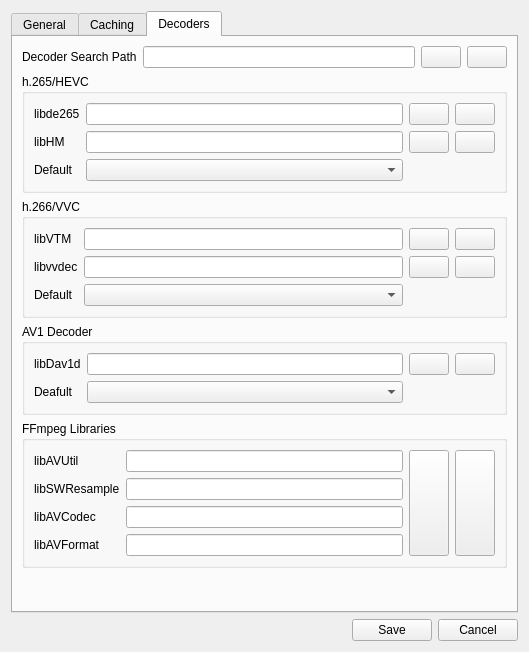
Before: the Qt Designer form YUViewLib/ui/settingsDialog.ui in IENT/YUView, drawn with Qt 5.
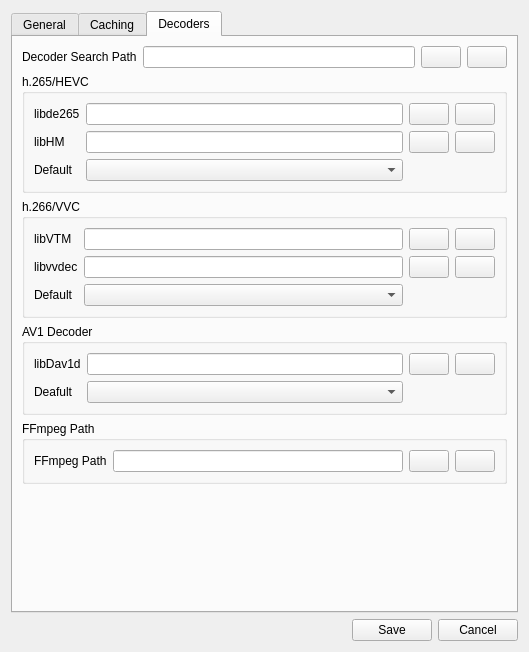
After: the same form once the commit is applied. The open tabs and pages were chosen to show the change. Icons and pictures are not drawn. Custom widgets are drawn as their Qt base class.

Commit message: Update settings dialog

Diff of the .ui file:
```diff
--- a/YUViewLib/ui/settingsDialog.ui
+++ b/YUViewLib/ui/settingsDialog.ui
@@ -1202,78 +1202,11 @@
           <string>Specify the individual FFmpeg libraries to use. These will always be tried first.</string>
          </property>
          <property name="title">
-          <string>FFmpeg Libraries</string>
+          <string>FFmpeg Path</string>
          </property>
          <layout class="QHBoxLayout" name="horizontalLayout">
           <item>
            <layout class="QGridLayout" name="gridLayout_5">
-            <item row="4" column="0">
-             <widget class="QLabel" name="labelAVCodec">
-              <property name="text">
-               <string>libAVCodec</string>
-              </property>
-             </widget>
-            </item>
-            <item row="5" column="0">
-             <widget class="QLabel" name="labelAVFormat">
-              <property name="text">
-               <string>libAVFormat</string>
-              </property>
-             </widget>
-            </item>
-            <item row="1" column="0">
-             <widget class="QLabel" name="labelAVUtil">
-              <property name="text">
-               <string>libAVUtil</string>
-              </property>
-             </widget>
-            </item>
-            <item row="2" column="0">
-             <widget class="QLabel" name="labelSWResample">
-              <property name="text">
-               <string>libSWResample</string>
-              </property>
-             </widget>
-            </item>
-            <item row="5" column="1">
-             <widget class="QLineEdit" name="lineEditAVFormat">
-              <property name="toolTip">
-               <string>The libAVFormat library to use.</string>
-              </property>
-              <property name="whatsThis">
-               <string>The libAVFormat library to use.</string>
-              </property>
-              <property name="readOnly">
-               <bool>true</bool>
-              </property>
-             </widget>
-            </item>
-            <item row="4" column="1">
-             <widget class="QLineEdit" name="lineEditAVCodec">
-              <property name="toolTip">
-               <string>The libAVCodec library to use.</string>
-              </property>
-              <property name="whatsThis">
-               <string>The libAVCodec library to use.</string>
-              </property>
-              <property name="readOnly">
-               <bool>true</bool>
-              </property>
-             </widget>
-            </item>
-            <item row="2" column="1">
-             <widget class="QLineEdit" name="lineEditSWResample">
-              <property name="toolTip">
-               <string>The libSWResample library to use.</string>
-              </property>
-              <property name="whatsThis">
-               <string>The libSWResample library to use.</string>
-              </property>
-              <property name="readOnly">
-               <bool>true</bool>
-              </property>
-             </widget>
-            </item>
             <item row="1" column="1">
              <widget class="QLineEdit" name="lineEditAVUtil">
               <property name="toolTip">
@@ -1287,6 +1220,13 @@
               </property>
              </widget>
             </item>
+            <item row="1" column="0">
+             <widget class="QLabel" name="labelFFmpegPath">
+              <property name="text">
+               <string>FFmpeg Path</string>
+              </property>
+             </widget>
+            </item>
            </layout>
           </item>
           <item>
```
Left out of the diff: 17 changed lines with no effect on the pictures.
